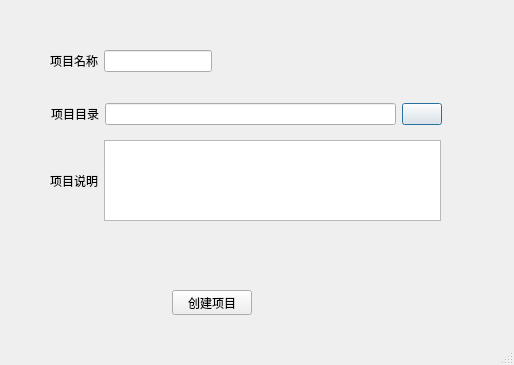
Before: the Qt Designer form PyDatcomLab/GUIs/components/AddProject.ui in darkspring2015/PyDatcomLab, drawn with Qt 5.
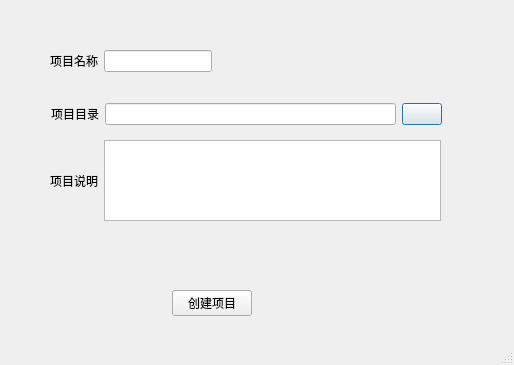
After: the same form once the commit is applied. Icons and pictures are not drawn.

Diff of the .ui file:
```diff
--- a/PyDatcomLab/GUIs/components/AddProject.ui
+++ b/PyDatcomLab/GUIs/components/AddProject.ui
@@ -103,7 +103,7 @@
      <x>110</x>
      <y>290</y>
      <width>204</width>
-     <height>25</height>
+     <height>26</height>
     </rect>
    </property>
    <layout class="QHBoxLayout" name="horizontalLayout_3">
@@ -142,7 +142,7 @@
     </item>
    </layout>
   </widget>
-  <widget class="QWidget" name="">
+  <widget class="QWidget" name="layoutWidget">
    <property name="geometry">
     <rect>
      <x>50</x>
```
Left out of the diff: 12 changed lines with no effect on the pictures.
